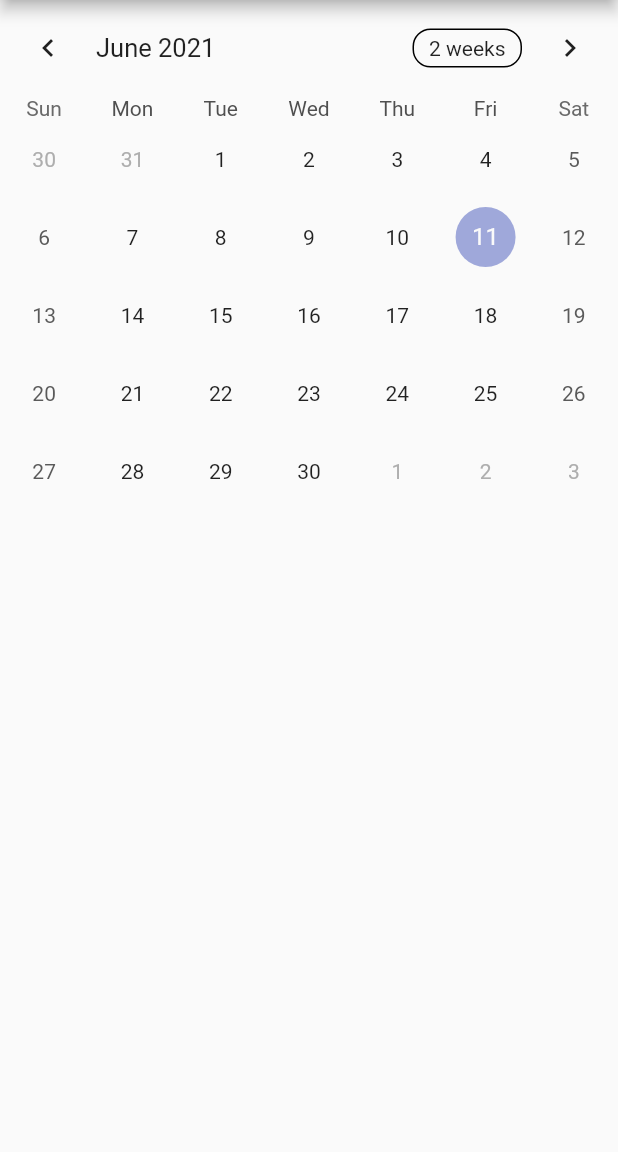
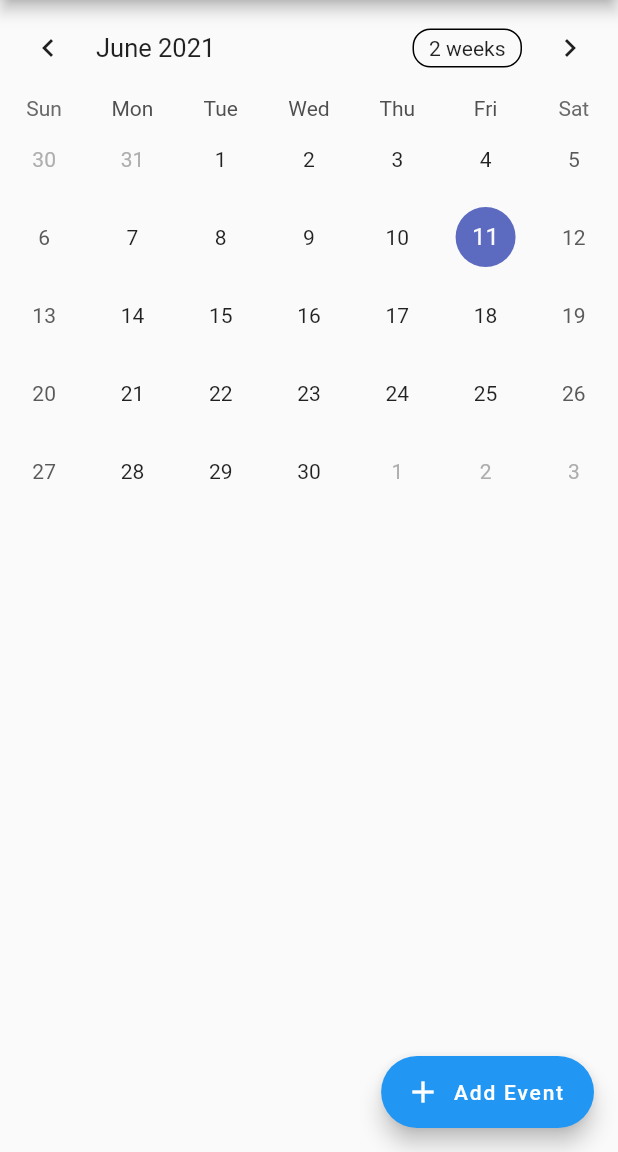
Before and after one commit to Iann221/flutter_calendar, a Flutter app: the screen it shows after launch, on a phone screen of 412 x 824 dp, the part 84-1236 px from its top. Run offline on Flutter 3.47's test engine with Material 2 defaults, Android fonts, the phone set to English and light mode, and no system bars; drawn by our look-alikes of table_calendar.

Commit message:
"added event"

```diff
--- a/lib/event.dart
+++ b/lib/event.dart
@@ -1,9 +1,7 @@
-import 'package:flutter/material.dart';
+class Event{
+  String title;
 
-class Event{
-  final String title;
-  const Event(this.title);
+  Event({required this.title});
 
-  @override
   String toString() => this.title;
 }
--- a/lib/home.dart
+++ b/lib/home.dart
@@ -1,5 +1,6 @@
 import 'package:flutter/material.dart';
 import 'package:table_calendar/table_calendar.dart';
+import 'package:flutter_calendar/event.dart';
 
 class Home extends StatefulWidget {
   @override
@@ -7,10 +8,29 @@ class Home extends StatefulWidget {
 }
 
 class _HomeState extends State<Home> {
-  final skrg = DateTime.now();
+  Map<DateTime, List<Event>> selectedEvents = {};
+  // final skrg = DateTime.now();
   DateTime _focusedDay = DateTime.now();
-  DateTime? _selectedDay;
+  DateTime _selectedDay = DateTime.now();
   CalendarFormat _calendarFormat = CalendarFormat.month;
+
+  TextEditingController _eventController = TextEditingController();
+
+  @override
+  void initState(){
+    selectedEvents = {};
+    super.initState();
+  }
+
+  List<Event> _getEventsfromDay(DateTime date){
+    return selectedEvents[date] ?? [];
+  }
+
+  @override
+  void dispose(){
+    _eventController.dispose();
+    super.dispose();
+  }
 
   @override
   Widget build(BuildContext context) {
@@ -18,19 +38,15 @@ class _HomeState extends State<Home> {
       appBar: AppBar(
         title: Text('Calendar'),
       ),
-      body: TableCalendar(
-        firstDay: DateTime(skrg.year, skrg.month-1, skrg.day),
-        lastDay: DateTime(skrg.year, skrg.month+1, skrg.day),
+      body: Column(
+        children: [
+          TableCalendar(
+            // firstDay: DateTime(skrg.year, skrg.month-1, skrg.day),
+            // lastDay: DateTime(skrg.year, skrg.month+1, skrg.day),
+            firstDay: DateTime(1990),
+            lastDay: DateTime(2050),
             focusedDay: _focusedDay,
             // Untuk memilih day
-        selectedDayPredicate: (day) {
-          // Use `selectedDayPredicate` to determine which day is currently selected.
-          // If this returns true, then `day` will be marked as selected.
-
-          // Using `isSameDay` is recommended to disregard
-          // the time-part of compared DateTime objects.
-          return isSameDay(_selectedDay, day);
-        },
             onDaySelected: (selectedDay, focusedDay) {
               if (!isSameDay(_selectedDay, selectedDay)) {
                 // Call `setState()` when updating the selected day
@@ -40,6 +56,14 @@ class _HomeState extends State<Home> {
                 });
               }
             },
+            selectedDayPredicate: (day) {
+              // Use `selectedDayPredicate` to determine which day is currently selected.
+              // If this returns true, then `day` will be marked as selected.
+
+              // Using `isSameDay` is recommended to disregard
+              // the time-part of compared DateTime objects.
+              return isSameDay(_selectedDay, day);
+            },
             onFormatChanged: (format) {
               if (_calendarFormat != format) {
                 // Call `setState()` when updating calendar format
@@ -48,6 +72,9 @@ class _HomeState extends State<Home> {
                 });
               }
             },
+
+            eventLoader: _getEventsfromDay,
+
             onPageChanged: (focusedDay) {
               // No need to call `setState()` here
               _focusedDay = focusedDay;
@@ -57,7 +84,58 @@ class _HomeState extends State<Home> {
             //   titleCentered: true,
             //   formatButtonShowsNext: false,
             // )
-      )
+          ),
+          ..._getEventsfromDay(_selectedDay).map(
+            (Event event) => ListTile(
+              title: Text(
+                event.title,
+              ),
+            ),
+          ),
+        ]
+      ),
+      floatingActionButton: FloatingActionButton.extended(
+        onPressed: () => showDialog(
+          context: context,
+          builder: (context) => AlertDialog(
+            title: Text("Add Event"),
+            content: TextFormField(
+              controller: _eventController,
+            ),
+            actions: [
+              TextButton(
+                child: Text("Cancel"),
+                onPressed: () => Navigator.pop(context),
+              ),
+              TextButton(
+                child: Text("Ok"),
+                onPressed: () {
+                  if (_eventController.text.isEmpty) {
+
+                  } else {
+                    if (selectedEvents[_selectedDay] != null) {
+                      selectedEvents[_selectedDay]!.add(
+                        Event(title: _eventController.text),
+                      );
+                    } else {
+                      selectedEvents[_selectedDay] = [
+                        Event(title: _eventController.text)
+                      ];
+                    }
+
+                  }
+                  Navigator.pop(context);
+                  _eventController.clear();
+                  setState((){});
+                  return;
+                },
+              ),
+            ],
+          ),
+        ),
+        label: Text("Add Event"),
+        icon: Icon(Icons.add),
+      ),
     );
   }
 }
```
Also changed, not shown: lib/calendar.dart (deleted, +0 -159 lines), lib/main.dart (+1 -85 lines). Lines whose indentation alone changed are shown as unchanged.
